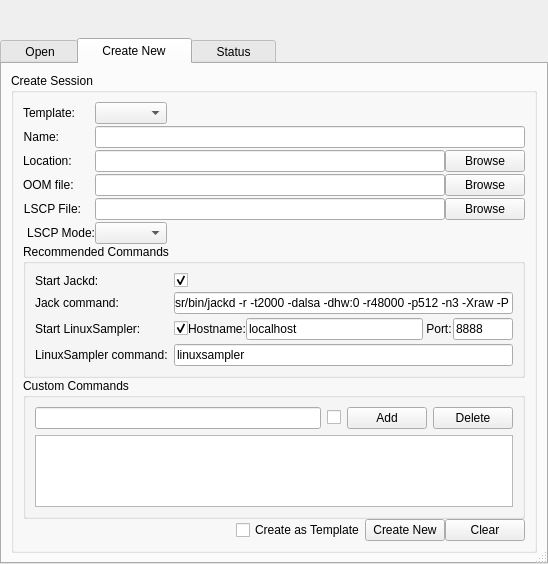
This is oostudio/OOStudioBase.ui in ccherrett/oom as Qt 5 draws it before an edit. The edited form follows.
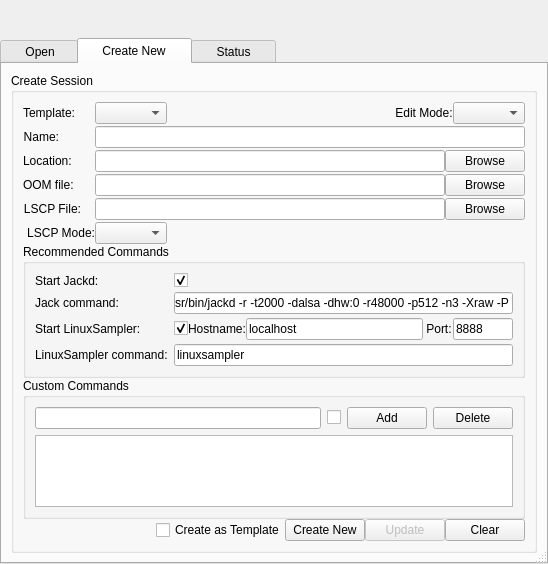
This is the edited form. The open tabs and pages were chosen to show the change.

Commit message: OOMidi: Included the sonatina templates and lscp file into the build, OOStudio: Update now supported

What changed in the file:
```diff
--- a/oostudio/OOStudioBase.ui
+++ b/oostudio/OOStudioBase.ui
@@ -462,7 +462,37 @@
              </widget>
             </item>
             <item row="0" column="1">
-             <widget class="QComboBox" name="m_cmbTemplate"/>
+             <layout class="QHBoxLayout" name="horizontalLayout_6">
+              <property name="rightMargin">
+               <number>0</number>
+              </property>
+              <item>
+               <widget class="QComboBox" name="m_cmbTemplate"/>
+              </item>
+              <item>
+               <spacer name="horizontalSpacer_5">
+                <property name="orientation">
+                 <enum>Qt::Horizontal</enum>
+                </property>
+                <property name="sizeHint" stdset="0">
+                 <size>
+                  <width>40</width>
+                  <height>20</height>
+                 </size>
+                </property>
+               </spacer>
+              </item>
+              <item>
+               <widget class="QLabel" name="label_13">
+                <property name="text">
+                 <string> Edit Mode:</string>
+                </property>
+               </widget>
+              </item>
+              <item>
+               <widget class="QComboBox" name="m_cmbEditMode"/>
+              </item>
+             </layout>
             </item>
            </layout>
           </item>
@@ -728,6 +758,16 @@
               </property>
              </widget>
             </item>
+            <item>
+             <widget class="QPushButton" name="m_btnUpdate">
+              <property name="enabled">
+               <bool>false</bool>
+              </property>
+              <property name="text">
+               <string>Update</string>
+              </property>
+             </widget>
+            </item>
             <item>
              <widget class="QPushButton" name="m_btnClearCreate">
               <property name="text">
```
Left out of the diff: 64 changed lines with no effect on the pictures. The commit also changes 39 other files.
